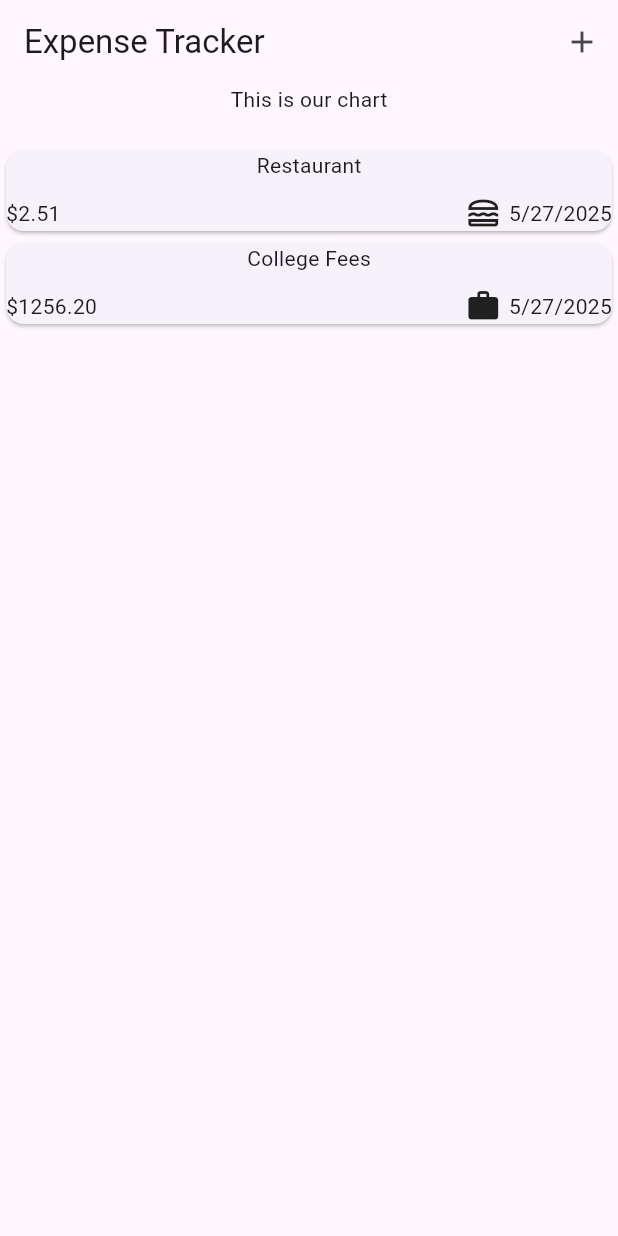
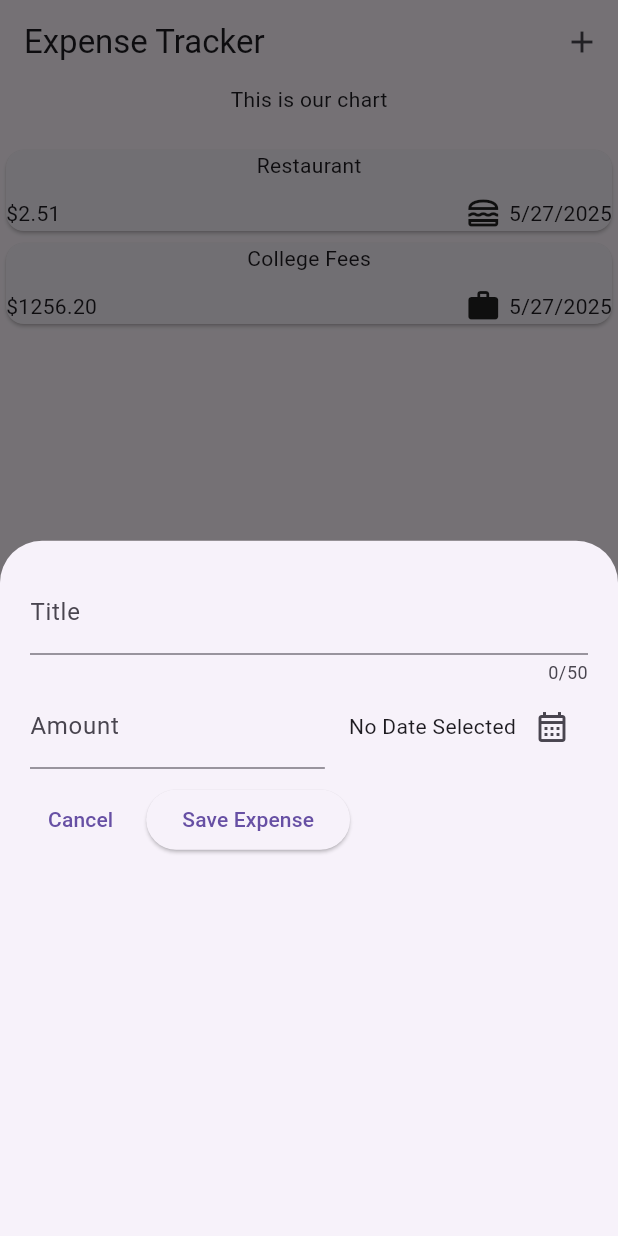
Before and after one commit to PurvaVyawahare/ExpenseTrackerApp, a Flutter app: the screen it shows after launch, after a tap on the "add" icon, on a phone screen of 412 x 824 dp. Run offline on Flutter 3.47's test engine with Material 3 defaults, Android fonts, the phone set to English and light mode, and no system bars.

Commit message:
Added a modal overlay

```diff
--- a/lib/expense.dart
+++ b/lib/expense.dart
@@ -1,4 +1,5 @@
 import 'package:expense_tracker/expense_list.dart';
+import 'package:expense_tracker/model_sheet.dart';
 import 'package:expense_tracker/models/expense_model.dart';
 import 'package:flutter/material.dart';
 
@@ -25,12 +26,23 @@ class _ExpenseState extends State<Expense> {
       category: Category.work,
     ),
   ];
+  void showModalOverlay() {
+    showModalBottomSheet(
+      context: context,
+      builder: (ctx) {
+        return ModelSheet();
+      },
+    );
+  }
+
   @override
   Widget build(BuildContext context) {
     return Scaffold(
       appBar: AppBar(
         title: Text('Expense Tracker'),
-        actions: [IconButton(onPressed: () {}, icon: Icon(Icons.add))],
+        actions: [
+          IconButton(onPressed: showModalOverlay, icon: Icon(Icons.add)),
+        ],
       ),
       body: Column(
         children: [
--- /dev/null
+++ b/lib/model_sheet.dart
@@ -0,0 +1,103 @@
+import 'package:flutter/material.dart';
+import 'package:intl/intl.dart';
+
+final formatter = DateFormat.yMd();
+
+class ModelSheet extends StatefulWidget {
+  const ModelSheet({super.key});
+  @override
+  State<ModelSheet> createState() {
+    return _ModelSheetState();
+  }
+}
+
+class _ModelSheetState extends State<ModelSheet> {
+  final _title = TextEditingController();
+  final _amount = TextEditingController();
+  DateTime? pickedDate;
+
+  @override
+  void dispose() {
+    _title.dispose();
+    _amount.dispose();
+    super.dispose();
+  }
+
+  void closeModel() {
+    Navigator.pop(context);
+  }
+
+  void openDate() async {
+    DateTime now = DateTime.now();
+    DateTime firstdate = DateTime(now.year - 1, now.month, now.day);
+    final selectedDate = await showDatePicker(
+      context: context,
+      firstDate: firstdate,
+      lastDate: now,
+      initialDate: now,
+    );
+    setState(() {
+      pickedDate = selectedDate;
+    });
+  }
+
+  @override
+  Widget build(BuildContext context) {
+    return Padding(
+      padding: EdgeInsets.all(20),
+      child: Column(
+        children: [
+          TextField(
+            controller: _title,
+            maxLength: 50,
+            decoration: InputDecoration(label: Text('Title')),
+          ),
+          Row(
+            mainAxisAlignment: MainAxisAlignment.end,
+            crossAxisAlignment: CrossAxisAlignment.center,
+            children: [
+              Expanded(
+                child: TextField(
+                  controller: _amount,
+                  keyboardType: TextInputType.number,
+                  decoration: InputDecoration(
+                    label: Text('Amount'),
+                    prefix: Text('\$ '),
+                  ),
+                ),
+              ),
+              SizedBox(width: 16),
+              Row(
+                children: [
+                  Text(
+                    pickedDate == null
+                        ? 'No Date Selected'
+                        : formatter.format(pickedDate!),
+                  ),
+                  IconButton(
+                    onPressed: openDate,
+                    icon: Icon(Icons.calendar_month_outlined),
+                  ),
+                ],
+              ),
+            ],
+          ),
+          SizedBox(height: 10),
+          Row(
+            children: [
+              TextButton(onPressed: closeModel, child: Text('Cancel')),
+              SizedBox(width: 10),
+              ElevatedButton(
+                onPressed: () {
+                  print(_title);
+                  print(_amount);
+                },
+                child: Text('Save Expense'),
+              ),
+            ],
+          ),
+        ],
+      ),
+    );
+  }
+}
```
